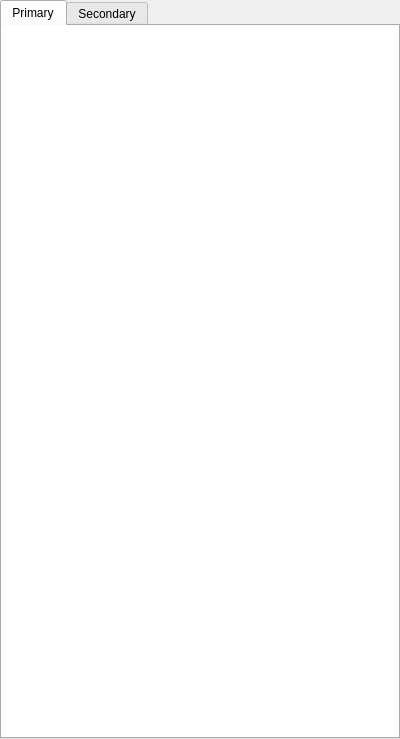
The window that src/gui/widgets/subtitlelistwidget.ui (ripose-jp/Memento) describes before a commit, drawn with Qt 5.
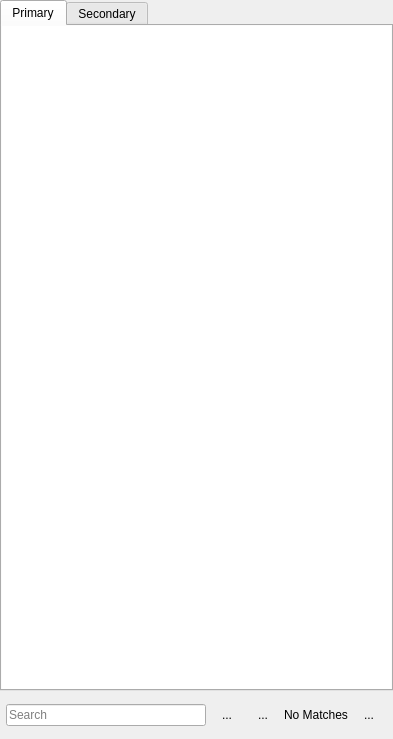
The same window after the commit.

Commit message:
subtitlelistwidget: adds the ability to search for text in rows
Users can now search for text contained in the subtitle list using
ctrl+f. This required adding a close button to the IconFactory. This
also happens to be an xdg icon, so those change in size as well with
this change.

```diff
--- a/src/gui/widgets/subtitlelistwidget.ui
+++ b/src/gui/widgets/subtitlelistwidget.ui
@@ -6,7 +6,7 @@
    <rect>
     <x>0</x>
     <y>0</y>
-    <width>400</width>
+    <width>393</width>
     <height>739</height>
    </rect>
   </property>
@@ -204,6 +204,92 @@
      </widget>
     </widget>
    </item>
+   <item>
+    <widget class="QWidget" name="widgetFind" native="true">
+     <property name="autoFillBackground">
+      <bool>true</bool>
+     </property>
+     <layout class="QHBoxLayout" name="horizontalLayout">
+      <property name="leftMargin">
+       <number>6</number>
+      </property>
+      <item>
+       <widget class="QLineEdit" name="lineEditSearch">
+        <property name="maximumSize">
+         <size>
+          <width>200</width>
+          <height>16777215</height>
+         </size>
+        </property>
+        <property name="placeholderText">
+         <string>Search</string>
+        </property>
+       </widget>
+      </item>
+      <item>
+       <widget class="QToolButton" name="buttonSearchPrev">
+        <property name="minimumSize">
+         <size>
+          <width>30</width>
+          <height>30</height>
+         </size>
+        </property>
+        <property name="toolTip">
+         <string>Go to the next row</string>
+        </property>
+        <property name="text">
+         <string>...</string>
+        </property>
+        <property name="autoRaise">
+         <bool>true</bool>
+        </property>
+       </widget>
+      </item>
+      <item>
+       <widget class="QToolButton" name="buttonSearchNext">
+        <property name="minimumSize">
+         <size>
+          <width>30</width>
+          <height>30</height>
+         </size>
+        </property>
+        <property name="toolTip">
+         <string>Go to the previous row</string>
+        </property>
+        <property name="text">
+         <string>...</string>
+        </property>
+        <property name="autoRaise">
+         <bool>true</bool>
+        </property>
+       </widget>
+      </item>
+      <item alignment="Qt::AlignLeft">
+       <widget class="QLabel" name="labelSearchMatch">
+        <property name="text">
+         <string>No Matches</string>
+        </property>
+       </widget>
+      </item>
+      <item>
+       <widget class="QToolButton" name="buttonSearchClose">
+        <property name="minimumSize">
+         <size>
+          <width>30</width>
+          <height>30</height>
+         </size>
+        </property>
+        <property name="text">
+         <string>...</string>
+        </property>
+        <property name="autoRaise">
+         <bool>true</bool>
+        </property>
+       </widget>
+      </item>
+     </layout>
+    </widget>
+   </item>
   </layout>
  </widget>
  <resources/>
```
Left out of the diff: 2 changed lines with no effect on the pictures. The commit also changes 6 other files.
